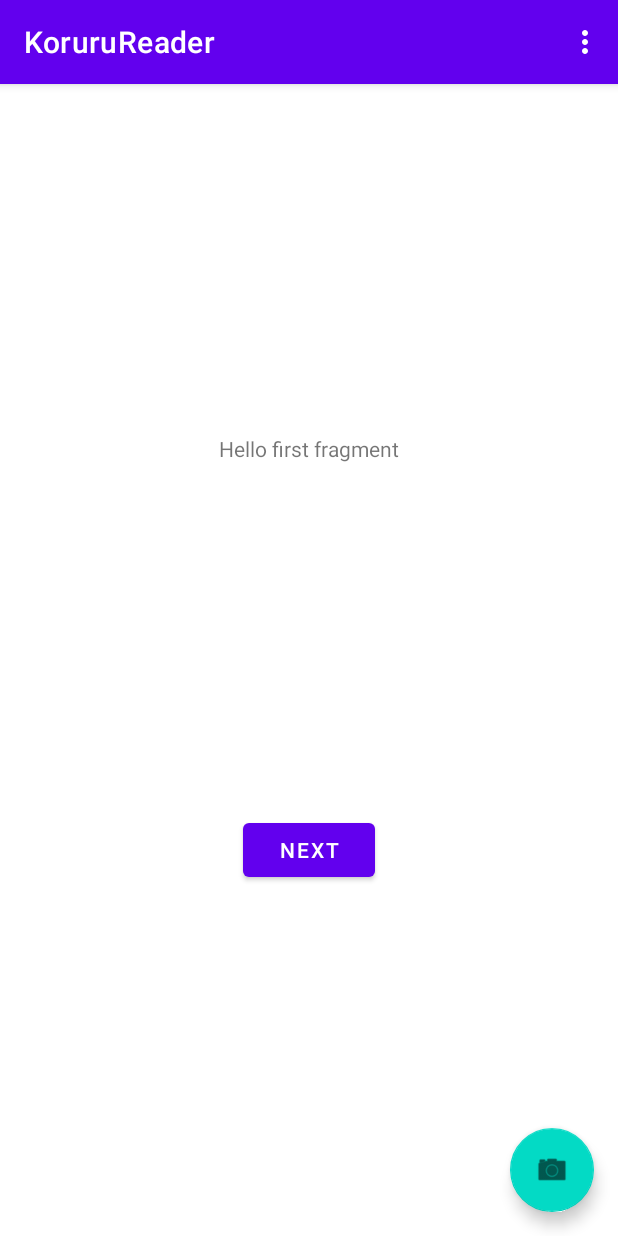
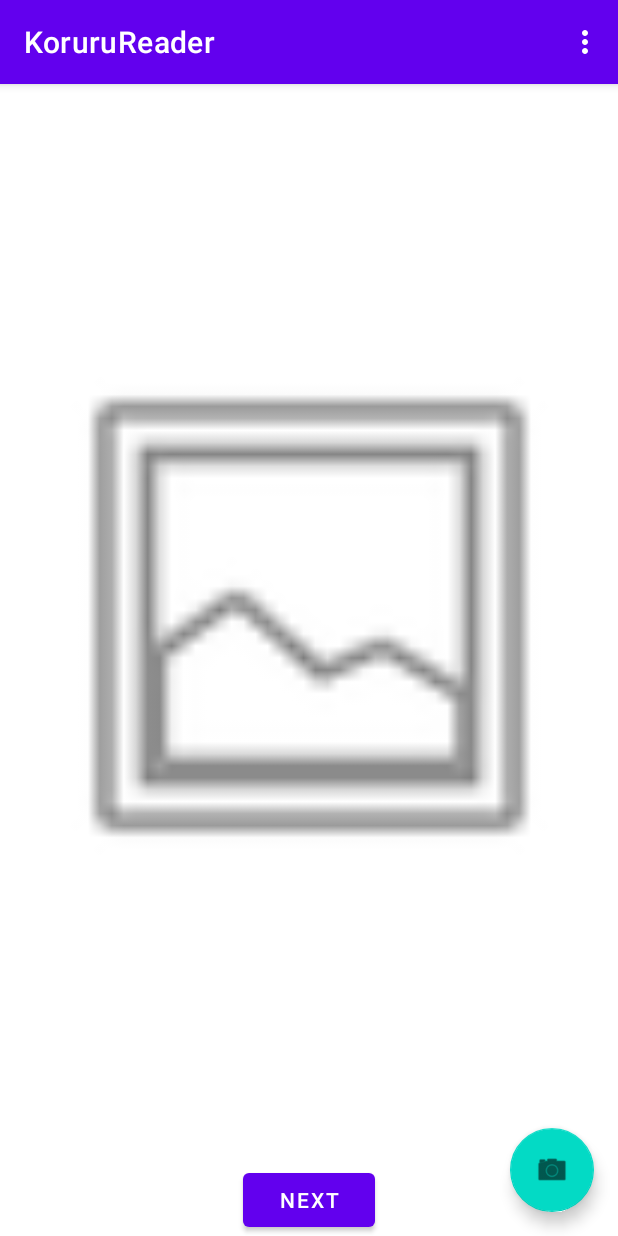
Before and after one commit to LazyKernel/KoruruReader, an Android app: the screen it shows after launch (MainActivity), on a phone screen of 412 x 824 dp. Run offline under Robolectric (Android 15) with nearby library versions, the phone set to English and light mode, and no system bars.

Commit message:
Work on displaying taken picture in a debug fragment

```diff
--- a/app/build.gradle
+++ b/app/build.gradle
@@ -41,8 +41,9 @@ dependencies {
     implementation 'androidx.constraintlayout:constraintlayout:2.0.4'
     implementation 'androidx.navigation:navigation-fragment-ktx:2.3.2'
     implementation 'androidx.navigation:navigation-ui-ktx:2.3.2'
-    implementation 'androidx.activity:activity-ktx:1.2.0-beta02'
-    implementation 'androidx.fragment:fragment-ktx:1.3.0-beta02'
+    implementation 'androidx.activity:activity-ktx:1.2.0-rc01'
+    implementation 'androidx.fragment:fragment-ktx:1.3.0-rc01'
+    implementation 'com.rmtheis:tess-two:9.0.0'
     testImplementation 'junit:junit:4.13.1'
     androidTestImplementation 'androidx.test.ext:junit:1.1.2'
     androidTestImplementation 'androidx.test.espresso:espresso-core:3.3.0'
--- a/app/src/main/java/com/lazykernel/korurureader/FirstFragment.kt
+++ b/app/src/main/java/com/lazykernel/korurureader/FirstFragment.kt
@@ -1,17 +1,24 @@
 package com.lazykernel.korurureader
 
+import android.graphics.BitmapFactory
 import android.os.Bundle
 import androidx.fragment.app.Fragment
 import android.view.LayoutInflater
 import android.view.View
 import android.view.ViewGroup
 import android.widget.Button
+import android.widget.ImageView
+import androidx.fragment.app.activityViewModels
+import androidx.lifecycle.Observer
 import androidx.navigation.fragment.findNavController
+import com.lazykernel.korurureader.util.FileUtil
 
 /**
  * A simple [Fragment] subclass as the default destination in the navigation.
  */
 class FirstFragment : Fragment() {
+
+    private val viewModel: ImageViewModel by activityViewModels()
 
     override fun onCreateView(
             inflater: LayoutInflater, container: ViewGroup?,
@@ -24,6 +31,10 @@ class FirstFragment : Fragment() {
     override fun onViewCreated(view: View, savedInstanceState: Bundle?) {
         super.onViewCreated(view, savedInstanceState)
 
+        viewModel.selectedImage.observe(viewLifecycleOwner, Observer { uri ->
+            val imageView: ImageView = view.findViewById(R.id.testImageView)
+            imageView.setImageBitmap(FileUtil.instance.loadUriToBitmap(uri))
+        })
         view.findViewById<Button>(R.id.button_first).setOnClickListener {
             findNavController().navigate(R.id.action_FirstFragment_to_SecondFragment)
         }
--- /dev/null
+++ b/app/src/main/java/com/lazykernel/korurureader/ImageViewModel.kt
@@ -0,0 +1,15 @@
+package com.lazykernel.korurureader
+
+import android.net.Uri
+import androidx.lifecycle.LiveData
+import androidx.lifecycle.MutableLiveData
+import androidx.lifecycle.ViewModel
+
+class ImageViewModel : ViewModel() {
+    private val mutableImage = MutableLiveData<Uri>()
+    val selectedImage: LiveData<Uri> get() = mutableImage
+
+    fun selectImage(uri: Uri) {
+        mutableImage.value = uri
+    }
+}
--- a/app/src/main/java/com/lazykernel/korurureader/MainActivity.kt
+++ b/app/src/main/java/com/lazykernel/korurureader/MainActivity.kt
@@ -12,6 +12,8 @@ import android.view.MenuItem
 import android.view.View
 import android.widget.Toast
 import androidx.activity.result.contract.ActivityResultContracts
+import androidx.activity.viewModels
+import androidx.core.content.FileProvider
 import androidx.core.net.toUri
 import com.lazykernel.korurureader.util.DateUtil
 import com.lazykernel.korurureader.util.FileUtil
@@ -24,6 +26,7 @@ class MainActivity : AppCompatActivity() {
     }
 
     private var imageUri: Uri? = null
+    private val viewModel: ImageViewModel by viewModels()
 
     override fun onCreate(savedInstanceState: Bundle?) {
         super.onCreate(savedInstanceState)
@@ -34,7 +37,7 @@ class MainActivity : AppCompatActivity() {
         // https://medium.com/swlh/intro-to-androidx-activity-result-apis-taking-a-picture-6013c3852c0b
         val takePicture = registerForActivityResult(ActivityResultContracts.TakePicture()) { success: Boolean ->
             if (success) {
-
+                imageUri?.let { viewModel.selectImage(it) }
             }
             else {
                 Toast.makeText(this@MainActivity, "Permission for taking a picture denied", Toast.LENGTH_SHORT).show()
@@ -43,7 +46,7 @@ class MainActivity : AppCompatActivity() {
 
         findViewById<FloatingActionButton>(R.id.fab).setOnClickListener { view ->
             val file = FileUtil.instance.createTempFile("tmpimg_${DateUtil.instance.stringTimestamp}_", ".jpg")
-            imageUri = file.toUri()
+            imageUri = FileProvider.getUriForFile(this, context.applicationContext.packageName + ".provider", file)
             takePicture.launch(imageUri)
         }
     }
--- a/app/src/main/java/com/lazykernel/korurureader/util/DateUtil.kt
+++ b/app/src/main/java/com/lazykernel/korurureader/util/DateUtil.kt
@@ -11,5 +11,5 @@ class DateUtil {
 
     val stringTimestamp: String
         @SuppressLint("SimpleDateFormat")
-        get() = SimpleDateFormat("yyyy-MM-ddTHH:mm:ss.SSS").format(Date())
+        get() = SimpleDateFormat("yyyyMMdd").format(Date())
 }
--- a/app/src/main/res/layout/fragment_first.xml
+++ b/app/src/main/res/layout/fragment_first.xml
@@ -6,16 +6,6 @@
     android:layout_height="match_parent"
     tools:context=".FirstFragment">
 
-    <TextView
-        android:id="@+id/textview_first"
-        android:layout_width="wrap_content"
-        android:layout_height="wrap_content"
-        android:text="@string/hello_first_fragment"
-        app:layout_constraintBottom_toTopOf="@id/button_first"
-        app:layout_constraintEnd_toEndOf="parent"
-        app:layout_constraintStart_toStartOf="parent"
-        app:layout_constraintTop_toTopOf="parent" />
-
     <Button
         android:id="@+id/button_first"
         android:layout_width="wrap_content"
@@ -23,6 +13,22 @@
         android:text="@string/next"
         app:layout_constraintBottom_toBottomOf="parent"
         app:layout_constraintEnd_toEndOf="parent"
+        app:layout_constraintStart_toStartOf="parent" />
+
+    <ImageView
+        android:id="@+id/testImageView"
+        android:layout_width="383dp"
+        android:layout_height="640dp"
+        android:layout_marginStart="16dp"
+        android:layout_marginLeft="16dp"
+        android:layout_marginTop="16dp"
+        android:layout_marginEnd="16dp"
+        android:layout_marginRight="16dp"
+        android:layout_marginBottom="27dp"
+        android:contentDescription="Debug display"
+        android:src="@android:drawable/ic_menu_gallery"
+        app:layout_constraintBottom_toTopOf="@+id/button_first"
+        app:layout_constraintEnd_toEndOf="parent"
         app:layout_constraintStart_toStartOf="parent"
-        app:layout_constraintTop_toBottomOf="@id/textview_first" />
+        app:layout_constraintTop_toTopOf="parent" />
 </androidx.constraintlayout.widget.ConstraintLayout>
--- /dev/null
+++ b/app/src/main/res/xml/provider_paths.xml
@@ -0,0 +1,4 @@
+<?xml version="1.0" encoding="utf-8"?>
+<paths>
+    <external-path name="external_files" path="." />
+</paths>
```
Also changed, not shown: app/src/main/AndroidManifest.xml (+9 -0 lines), app/src/main/java/com/lazykernel/korurureader/util/FileUtil.kt (+17 -2 lines), app/src/main/java/com/lazykernel/korurureader/util/TesseractUtil.kt (added, +28 -0 lines).
